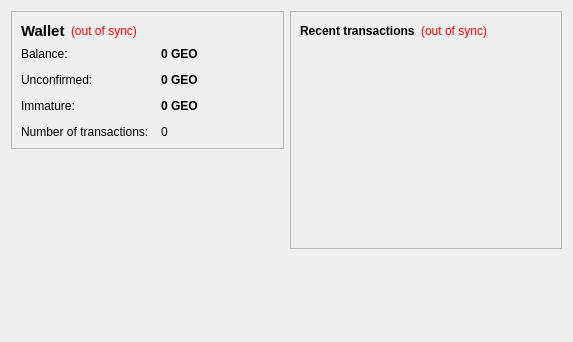
First picture: the form in src/qt/forms/overviewpage.ui, repository tretikoff/unitcurrency, before the edit.
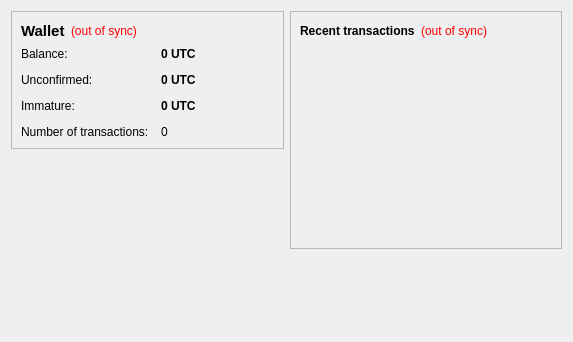
Second picture: the form after the edit.

```diff
--- a/src/qt/forms/overviewpage.ui
+++ b/src/qt/forms/overviewpage.ui
@@ -105,7 +105,7 @@
              <string>Your current balance</string>
             </property>
             <property name="text">
-             <string notr="true">0 GEO</string>
+             <string notr="true">0 UTC</string>
             </property>
             <property name="textInteractionFlags">
              <set>Qt::LinksAccessibleByMouse|Qt::TextSelectableByKeyboard|Qt::TextSelectableByMouse</set>
@@ -134,7 +134,7 @@
              <string>Total of transactions that have yet to be confirmed, and do not yet count toward the current balance</string>
             </property>
             <property name="text">
-             <string notr="true">0 GEO</string>
+             <string notr="true">0 UTC</string>
             </property>
             <property name="textInteractionFlags">
              <set>Qt::LinksAccessibleByMouse|Qt::TextSelectableByKeyboard|Qt::TextSelectableByMouse</set>
@@ -177,7 +177,7 @@
              <string>Mined balance that has not yet matured</string>
             </property>
             <property name="text">
-             <string notr="true">0 GEO</string>
+             <string notr="true">0 UTC</string>
             </property>
             <property name="textInteractionFlags">
              <set>Qt::LinksAccessibleByMouse|Qt::TextSelectableByKeyboard|Qt::TextSelectableByMouse</set>
```
